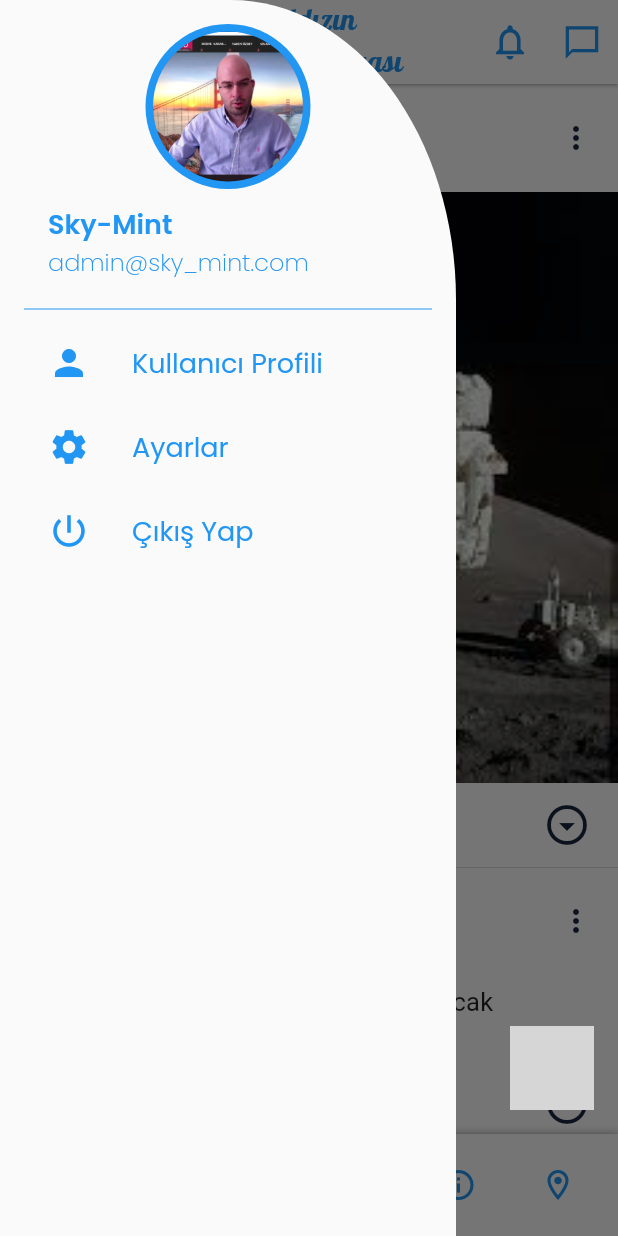
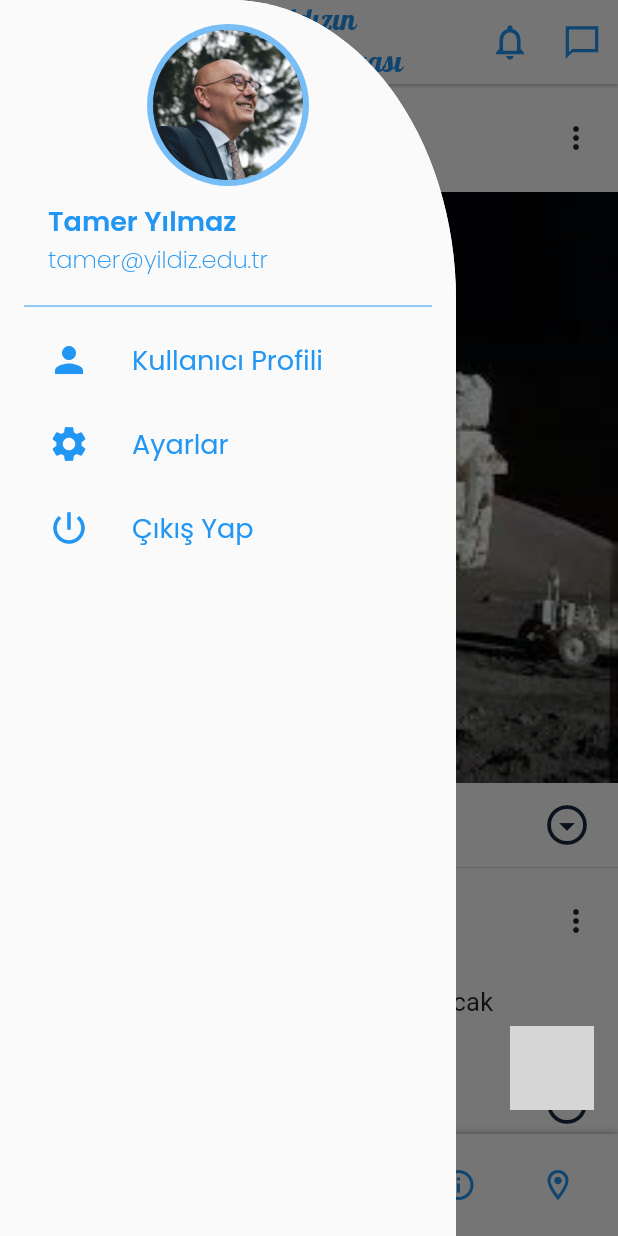
Before and after one commit to enesbilik/sky-mint, a Flutter app: the screen it shows after launch, with the side drawer open, on a phone screen of 412 x 824 dp. Run offline on Flutter 3.47's test engine with Material 2 defaults, Android fonts, the phone set to English and light mode, and no system bars; drawn by our look-alikes of salomon_bottom_bar; our stand-ins replace google_maps_flutter, table_calendar; missing offline and left inert: expendable_fab; grey boxes are pictures that could not be loaded.

Commit message:
ufak tefek eklemeler

```diff
--- a/lib/view/share_feed.dart
+++ b/lib/view/share_feed.dart
@@ -159,7 +159,7 @@ class _ShareFeedState extends State<ShareFeed> {
                   var trial = PostModel(
                     title: "Tamer",
                     subTitle: "YTU",
-                    profilePhoto: "assets/images/post_images/ytu_pp.png",
+                    profilePhoto: "assets/profiles/tamer.jpg",
                     context: _shareTextFieldController.text,
                   );
                   setState(() {
--- a/lib/widgets/drawer_menu.dart
+++ b/lib/widgets/drawer_menu.dart
@@ -5,6 +5,7 @@
 import 'package:flutter/cupertino.dart';
 import 'package:flutter/material.dart';
 import 'package:sky_mint/constants/colors.dart';
+import 'package:sky_mint/view/profile_page.dart';
 
 class MyDrawerMenu extends StatelessWidget {
   @override
@@ -15,48 +16,31 @@ class MyDrawerMenu extends StatelessWidget {
             150, 200), //bottomRight: Radius.elliptical(70, 200)
       ),
       child: Drawer(
+        child: Material(
           child: ListView(
             padding: const EdgeInsets.all(16.0),
             children: [
-            const SafeArea(
+              SafeArea(
                 child: CircleAvatar(
-                radius: 55,
-                backgroundColor: darkColor,
+                  radius: 54,
+                  backgroundColor: darkColor.withOpacity(0.6),
                   child: CircleAvatar(
                     radius: 50,
-                  backgroundImage: AssetImage("assets/eg1.png"),
+                    backgroundImage: AssetImage("assets/profiles/tamer.jpg"),
                   ),
                 ),
               ),
-            /*  UserAccountsDrawerHeader(
-              decoration: BoxDecoration(
-                shape: BoxShape.circle,
-                image: DecorationImage(
-                  image: AssetImage("assets/eg1.png"),
-                  fit: BoxFit.scaleDown,
-                  scale: 0.5,
-                ),
-                //borderRadius: BorderRadius.all(Radius.circular(500)),
-              ),
-
-              accountName: Text(
-                "",
-              ),
-              accountEmail: Text(
-                "",
-              ),
-            ),*/
               ListTile(
                 onTap: () {},
                 title: Text(
-                "Sky-Mint",
+                  "Tamer Yılmaz",
                   style: TextStyle(
                       color: darkColor,
                       fontSize: 18,
                       fontFamily: "Poppins Bold"),
                 ),
                 subtitle: Text(
-                "admin@sky_mint.com",
+                  "tamer@yildiz.edu.tr",
                   style: TextStyle(
                       color: darkColor,
                       fontSize: 16,
@@ -66,54 +50,48 @@ class MyDrawerMenu extends StatelessWidget {
               Divider(
                 color: darkColor,
               ),
-            ListTile(
-              onTap: () {},
+              buildListTile(Icons.person_sharp, "Kullanıcı Profili", () {
+                Navigator.push(
+                  context,
+                  MaterialPageRoute(
+                    builder: (context) => ProfilePage(),
+                  ),
+                );
+              }),
+              buildListTile(
+                Icons.settings,
+                "Ayarlar",
+                () {},
+              ),
+              buildListTile(
+                Icons.power_settings_new_outlined,
+                "Çıkış Yap",
+                () {},
+              ),
+            ],
+          ),
+        ),
+      ),
+    );
+  }
+
+  Widget buildListTile(IconData icon, String title, VoidCallback click) {
+    return ListTile(
+      hoverColor: Colors.yellowAccent,
+      onTap: click,
       leading: Icon(
-                Icons.person_sharp,
+        icon,
         size: 28,
         color: darkColor,
       ),
       title: Text(
-                "Kullanıcı Profili",
-                style: TextStyle(
-                    fontSize: 18, color: darkColor, fontFamily: "Poppins"),
-              ),
-            ),
-            ListTile(
-              onTap: () {},
-              leading: Icon(
-                Icons.settings,
-                size: 28,
-                color: darkColor,
-              ),
-              title: Text(
-                "Ayarlar",
+        title,
         style: TextStyle(
           fontFamily: "Poppins",
           fontSize: 18,
           color: darkColor,
         ),
       ),
-            ),
-            ListTile(
-              onTap: () {},
-              leading: Icon(
-                Icons.power_settings_new_outlined,
-                size: 28,
-                color: darkColor,
-              ),
-              title: Text(
-                "Çıkış Yap",
-                style: TextStyle(
-                  fontFamily: "Poppins",
-                  fontSize: 18,
-                  color: darkColor,
-                ),
-              ),
-            )
-          ],
-        ),
-      ),
     );
   }
 }
--- a/lib/widgets/post_widget.dart
+++ b/lib/widgets/post_widget.dart
@@ -93,10 +93,18 @@ class _BuildPostState extends State<BuildPost> {
 
   Widget buildPostImage(PostModel post) {
     if (post.image != null) {
-      return Image.asset(
-        post.image!,
-        width: double.infinity,
-        fit: BoxFit.contain,
+      return GestureDetector(
+        onDoubleTap: () {
+          setState(() {
+            isStar = !isStar;
+            //debugPrint(isStar.toString());
+          });
+        },
+        child: Image.asset(
+          post.image!,
+          width: double.infinity,
+          fit: BoxFit.contain,
+        ),
       );
     }
     return SizedBox();
```
Also changed, not shown: lib/view/profile_page.dart (+89 -81 lines), assets/profiles/tamer.jpg (added). Lines whose indentation alone changed are shown as unchanged.
